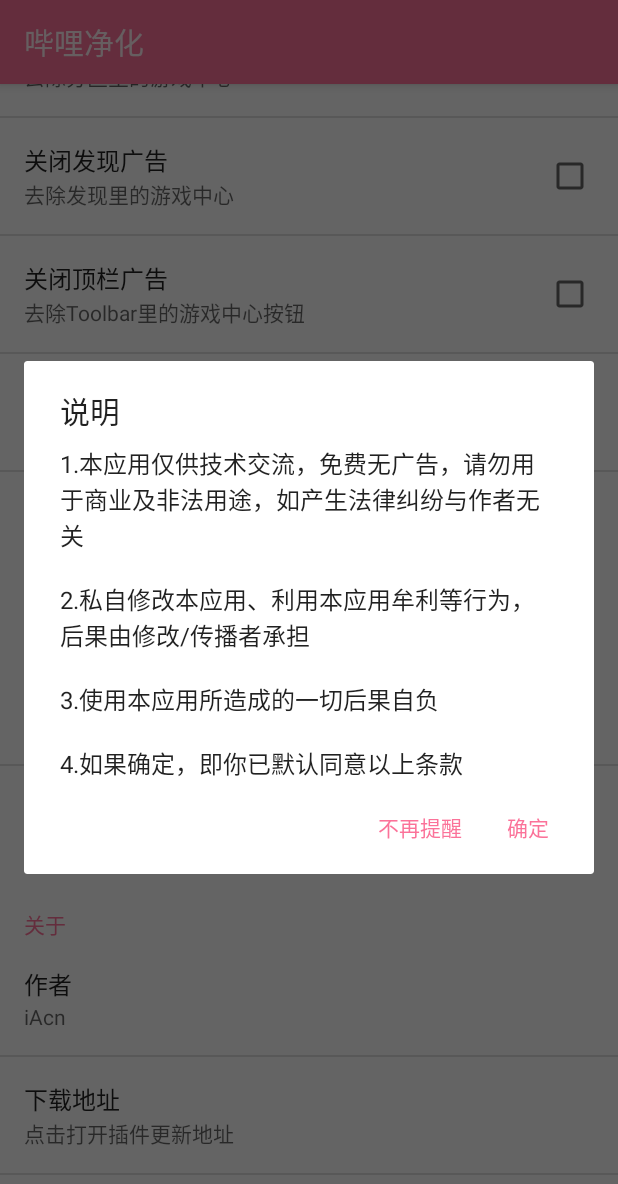
After one commit to gitugser/BiliNeat, an Android app: the fragment SettingsFragment shown on its own in the app's theme, on a phone screen of 412 x 824 dp. The commit adds this screen. Shown: the top 1184 px of the screen. Run offline under Robolectric (Android 15) with nearby library versions, the phone set to English and light mode, and no system bars.

Commit message:
优化设置界面的加载方式

```diff
--- a/app/src/main/AndroidManifest.xml
+++ b/app/src/main/AndroidManifest.xml
@@ -8,7 +8,7 @@
         android:supportsRtl="true"
         android:theme="@style/AppTheme">
 
-        <activity android:name=".SettingActivity">
+        <activity android:name=".ui.SettingActivity">
             <intent-filter>
                 <action android:name="android.intent.action.MAIN" />
 
--- a/app/src/main/java/com/iacn/bilineat/hook/LayoutHook.java
+++ b/app/src/main/java/com/iacn/bilineat/hook/LayoutHook.java
@@ -6,7 +6,7 @@
 import android.widget.RelativeLayout;
 import android.widget.TextView;
 
-import com.iacn.bilineat.SettingActivity;
+import com.iacn.bilineat.ui.SettingActivity;
 
 import de.robv.android.xposed.XSharedPreferences;
 import de.robv.android.xposed.callbacks.XC_LayoutInflated;
--- a/app/src/main/java/com/iacn/bilineat/hook/MethodHook.java
+++ b/app/src/main/java/com/iacn/bilineat/hook/MethodHook.java
@@ -3,7 +3,7 @@
 import android.os.Bundle;
 import android.view.View;
 
-import com.iacn.bilineat.SettingActivity;
+import com.iacn.bilineat.ui.SettingActivity;
 
 import java.lang.reflect.Method;
 import java.util.List;
--- /dev/null
+++ b/app/src/main/java/com/iacn/bilineat/ui/SettingsFragment.java
@@ -0,0 +1,77 @@
+package com.iacn.bilineat.ui;
+
+import android.app.AlertDialog;
+import android.content.DialogInterface;
+import android.content.SharedPreferences;
+import android.os.Bundle;
+import android.preference.ListPreference;
+import android.preference.Preference;
+import android.preference.PreferenceFragment;
+
+import com.iacn.bilineat.R;
+
+import static android.content.Context.MODE_WORLD_READABLE;
+
+/**
+ * Created by iAcn on 2016/10/5
+ * Emali iAcn0301@foxmail.com
+ */
+
+public class SettingsFragment extends PreferenceFragment implements Preference.OnPreferenceChangeListener {
+
+    private SharedPreferences mSharePref;
+    private ListPreference lspPage;
+
+    @Override
+    public void onCreate(Bundle savedInstanceState) {
+        super.onCreate(savedInstanceState);
+        // 设置SharePreference文件为全局可读
+        getPreferenceManager().setSharedPreferencesMode(MODE_WORLD_READABLE);
+        addPreferencesFromResource(R.xml.pref_settings);
+
+        mSharePref = getPreferenceManager().getSharedPreferences();
+        showExplainDialog();
+
+        lspPage = (ListPreference) findPreference("lsp_default_page");
+        lspPage.setOnPreferenceChangeListener(this);
+
+        int index = Integer.parseInt(mSharePref.getString("lsp_default_page", "1"));
+        lspPage.setValueIndex(index);
+        lspPage.setSummary("当前打开后进入的页面是：" + lspPage.getEntries()[index]);
+    }
+
+    @Override
+    public boolean onPreferenceChange(Preference preference, Object newValue) {
+        int index = Integer.parseInt((String) newValue);
+        lspPage.setSummary("当前打开后进入的页面是：" + lspPage.getEntries()[index]);
+        return true;
+    }
+
+    /**
+     * 显示说明提示框
+     */
+    private void showExplainDialog() {
+        if (mSharePref.getBoolean("isShowExplain", true)) {
+            AlertDialog.Builder builder = new AlertDialog.Builder(getActivity());
+
+            builder.setTitle("说明");
+            builder.setMessage("1.本应用仅供技术交流，免费无广告，请勿用于商业及非法用途，如产生法律纠纷与作者无关\n\n2.私自修改本应用、利用本应用牟利等行为，后果由修改/传播者承担\n\n3.使用本应用所造成的一切后果自负\n\n4.如果确定，即你已默认同意以上条款");
+
+            builder.setNegativeButton("不再提醒", new DialogInterface.OnClickListener() {
+                @Override
+                public void onClick(DialogInterface dialog, int which) {
+                    mSharePref.edit().putBoolean("isShowExplain", false).apply();
+                }
+            });
+
+            builder.setPositiveButton("确定", new DialogInterface.OnClickListener() {
+                @Override
+                public void onClick(DialogInterface dialog, int which) {
+                    dialog.dismiss();
+                }
+            });
+
+            builder.show();
+        }
+    }
+}
--- a/app/src/main/java/com/iacn/bilineat/StatusBarUtils.java
+++ b/app/src/main/java/com/iacn/bilineat/ui/StatusBarUtils.java
@@ -1,4 +1,4 @@
-package com.iacn.bilineat;
+package com.iacn.bilineat.ui;
 
 import android.app.Activity;
 import android.content.Context;
```
Also changed, not shown: app/src/main/java/com/iacn/bilineat/SettingActivity.java (deleted, +0 -81 lines), app/src/main/java/com/iacn/bilineat/ui/SettingActivity.java (added, +16 -0 lines), app/src/main/res/layout/activity_main.xml (+9 -2 lines).
